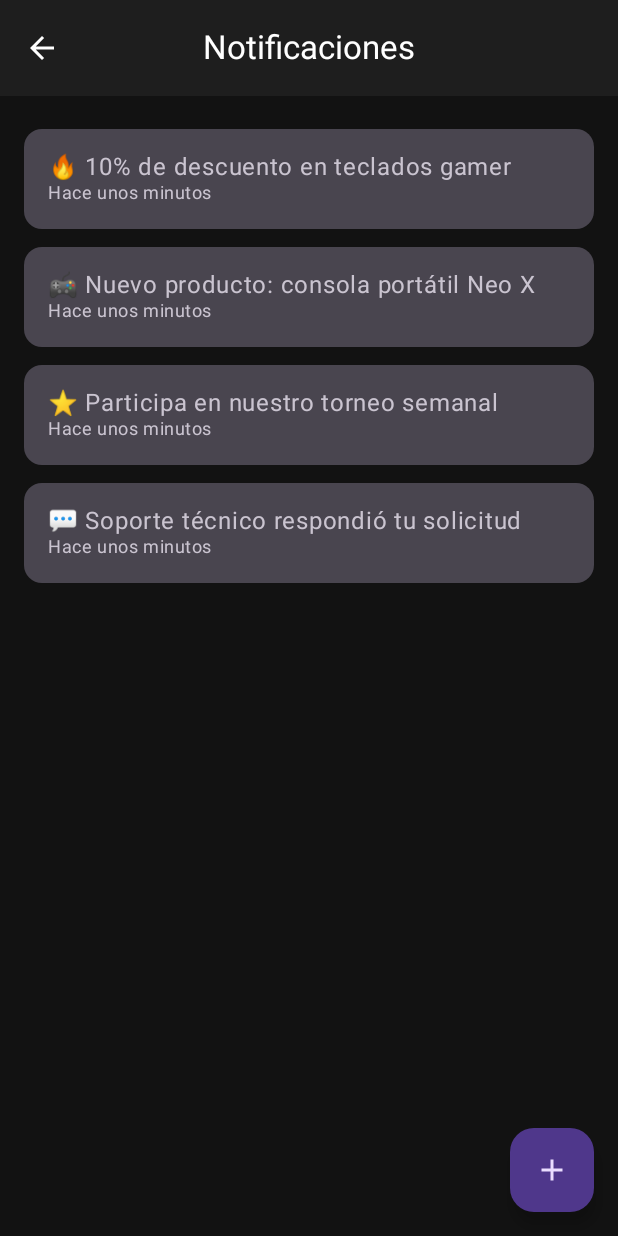
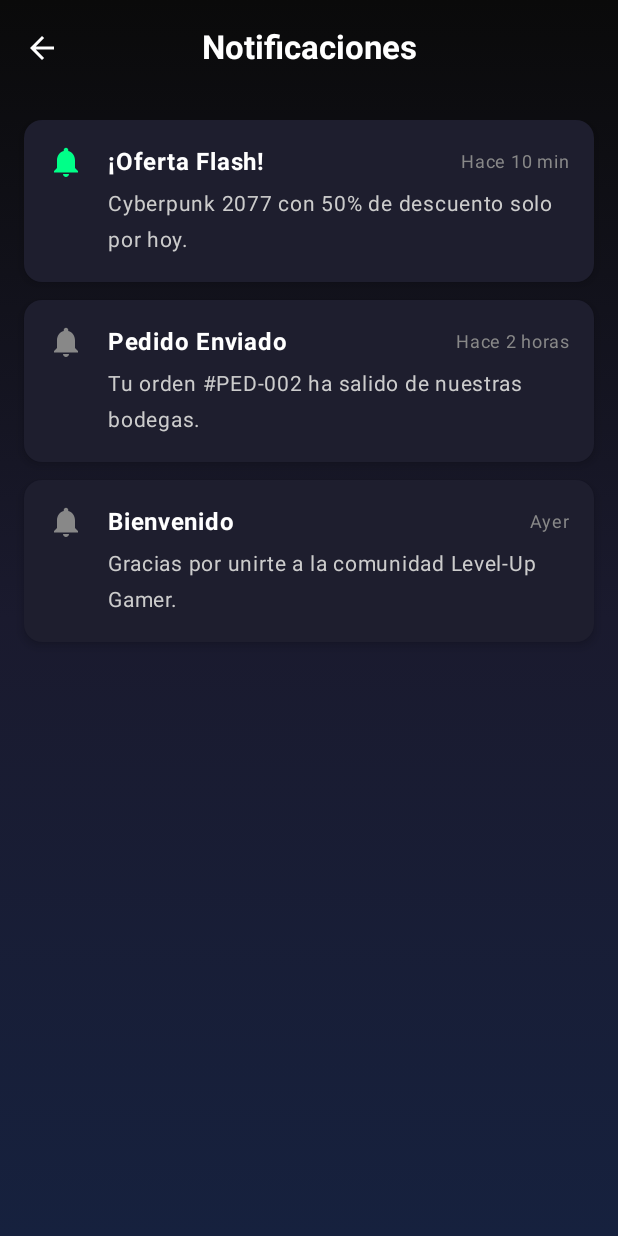
Before and after one commit to jordmon-dev/LevelUpGamer, an Android app built with Jetpack Compose: the NotificacionScreen screen opened through its navigation route, on a phone screen of 412 x 824 dp. Run offline under Robolectric (Android 15) with nearby library versions, the phone set to English and light mode, and no system bars.

Commit message:
Se simulan mensajes que recibirá el usuario  en forma de notificaciones con respecto a sus pedidos más recientes.

```diff
--- a/app/src/main/java/com/example/levelup_gamer/screen/NotificacionScreen.kt
+++ b/app/src/main/java/com/example/levelup_gamer/screen/NotificacionScreen.kt
@@ -1,75 +1,90 @@
 package com.example.levelup_gamer.screen
 
 import android.widget.Toast
+import androidx.compose.foundation.background
 import androidx.compose.foundation.layout.*
 import androidx.compose.foundation.lazy.LazyColumn
-import androidx.compose.foundation.lazy.LazyListScope
 import androidx.compose.foundation.lazy.items
 import androidx.compose.material.icons.Icons
-import androidx.compose.material.icons.filled.Add
-import androidx.compose.material.icons.filled.ArrowBack
+import androidx.compose.material.icons.automirrored.filled.ArrowBack
+import androidx.compose.material.icons.filled.Notifications
 import androidx.compose.material3.*
 import androidx.compose.runtime.*
+import androidx.compose.ui.Alignment
 import androidx.compose.ui.Modifier
+import androidx.compose.ui.graphics.Brush
+import androidx.compose.ui.graphics.Color
 import androidx.compose.ui.platform.LocalContext
+import androidx.compose.ui.text.font.FontWeight
 import androidx.compose.ui.unit.dp
+import androidx.compose.ui.unit.sp
 import androidx.navigation.NavController
 
 @OptIn(ExperimentalMaterial3Api::class)
 @Composable
 fun NotificacionScreen(navController: NavController) {
     val contexto = LocalContext.current
-    var listaNotificaciones by remember { mutableStateOf(obtenerNotificacionesIniciales().toMutableList()) }
+
+    // Lista simulada de notificaciones
+    val notificaciones = listOf(
+        NotificacionData("¡Oferta Flash!", "Cyberpunk 2077 con 50% de descuento solo por hoy.", "Hace 10 min", true),
+        NotificacionData("Pedido Enviado", "Tu orden #PED-002 ha salido de nuestras bodegas.", "Hace 2 horas", false),
+        NotificacionData("Bienvenido", "Gracias por unirte a la comunidad Level-Up Gamer.", "Ayer", false)
+    )
+
+    val brush = Brush.verticalGradient(
+        colors = listOf(Color(0xFF0A0A0A), Color(0xFF1A1A2E), Color(0xFF16213E))
+    )
 
     Scaffold(
         topBar = {
             CenterAlignedTopAppBar(
-                title = { Text("Notificaciones") },
+                title = { Text("Notificaciones", color = Color.White, fontWeight = FontWeight.Bold) },
                 navigationIcon = {
                     IconButton(onClick = { navController.popBackStack() }) {
-                        Icon(Icons.Default.ArrowBack, contentDescription = "Volver")
+                        Icon(Icons.AutoMirrored.Filled.ArrowBack, "Volver", tint = Color.White)
                     }
-                }
+                },
+                colors = TopAppBarDefaults.centerAlignedTopAppBarColors(containerColor = Color.Transparent)
             )
         },
-        floatingActionButton = {
-            FloatingActionButton(onClick = {
-                val nueva = "📢 Nueva promoción especial #${listaNotificaciones.size + 1}"
-                listaNotificaciones.add(0, nueva)
-
-                // Mostrar mensaje Toast al usuario
-                Toast.makeText(contexto, "Nueva notificación agregada", Toast.LENGTH_SHORT).show()
-            }) {
-                Icon(Icons.Default.Add, contentDescription = "Agregar notificación")
-            }
-        }
-    ) { innerPadding ->
-        LazyColumn(
-            modifier = Modifier
-                .padding(innerPadding)
-                .padding(16.dp)
-        ) {
-            items(listaNotificaciones) { noti ->
-                Card(
-                    modifier = Modifier
-                        .fillMaxWidth()
-                        .padding(vertical = 6.dp),
-                    colors = CardDefaults.cardColors(containerColor = MaterialTheme.colorScheme.surfaceVariant)
-                ) {
-                    Column(Modifier.padding(16.dp)) {
-                        Text(noti, style = MaterialTheme.typography.bodyLarge)
-                        Text("Hace unos minutos", style = MaterialTheme.typography.bodySmall)
-                    }
+        containerColor = Color.Transparent
+    ) { padding ->
+        Box(modifier = Modifier.fillMaxSize().background(brush).padding(padding)) {
+            LazyColumn(
+                modifier = Modifier.fillMaxSize().padding(16.dp),
+                verticalArrangement = Arrangement.spacedBy(12.dp)
+            ) {
+                items(notificaciones) { noti ->
+                    NotificacionItem(noti)
                 }
             }
         }
     }
 }
 
-// Lista de notificaciones por defecto
-fun obtenerNotificacionesIniciales(): List<String> = listOf(
-    "🔥 10% de descuento en teclados gamer",
-    "🎮 Nuevo producto: consola portátil Neo X",
-    "⭐ Participa en nuestro torneo semanal",
-    "💬 Soporte técnico respondió tu solicitud"
-)
+data class NotificacionData(val titulo: String, val cuerpo: String, val tiempo: String, val esNueva: Boolean)
+
+@Composable
+fun NotificacionItem(data: NotificacionData) {
+    Card(
+        colors = CardDefaults.cardColors(containerColor = Color(0xFF1E1E2E)),
+        elevation = CardDefaults.cardElevation(4.dp)
+    ) {
+        Row(
+            modifier = Modifier.padding(16.dp).fillMaxWidth(),
+            verticalAlignment = Alignment.Top
+        ) {
+            Icon(Icons.Default.Notifications, null, tint = if(data.esNueva) Color(0xFF00FF88) else Color.Gray)
+            Spacer(modifier = Modifier.width(16.dp))
+            Column {
+                Row(modifier = Modifier.fillMaxWidth(), horizontalArrangement = Arrangement.SpaceBetween) {
+                    Text(data.titulo, color = Color.White, fontWeight = FontWeight.Bold)
+                    Text(data.tiempo, color = Color.Gray, fontSize = 12.sp)
+                }
+                Spacer(modifier = Modifier.height(4.dp))
+                Text(data.cuerpo, color = Color(0xFFCCCCCC), fontSize = 14.sp)
+            }
+        }
+    }
+}
```
